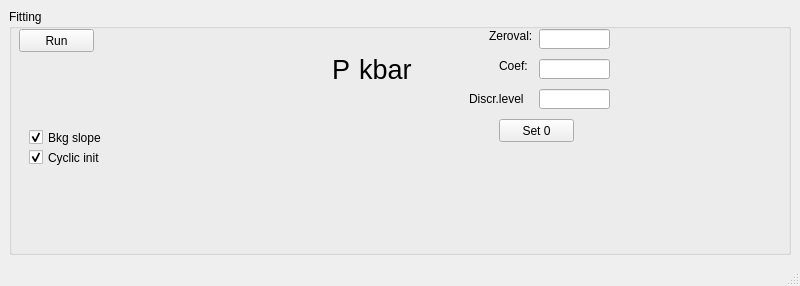
Kassikakk/laborIott, file laborIott/procedures/JY_ruby/RubyPressure.ui: the form before one commit.
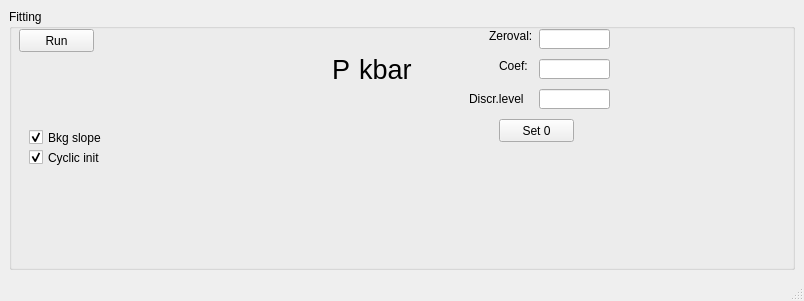
The form after the commit.

Patch:
```diff
--- a/laborIott/procedures/JY_ruby/RubyPressure.ui
+++ b/laborIott/procedures/JY_ruby/RubyPressure.ui
@@ -6,8 +6,8 @@
    <rect>
     <x>0</x>
     <y>0</y>
-    <width>800</width>
-    <height>286</height>
+    <width>804</width>
+    <height>301</height>
    </rect>
   </property>
   <property name="windowTitle">
```
Left out of the diff: 2 changed lines with no effect on the pictures.
